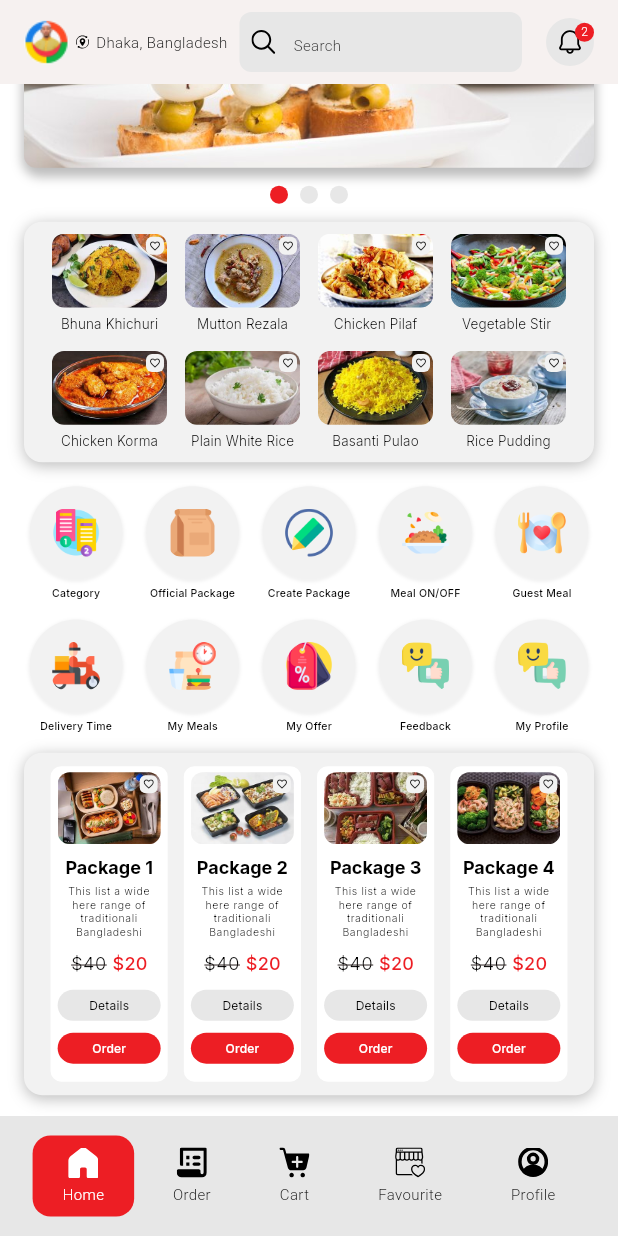
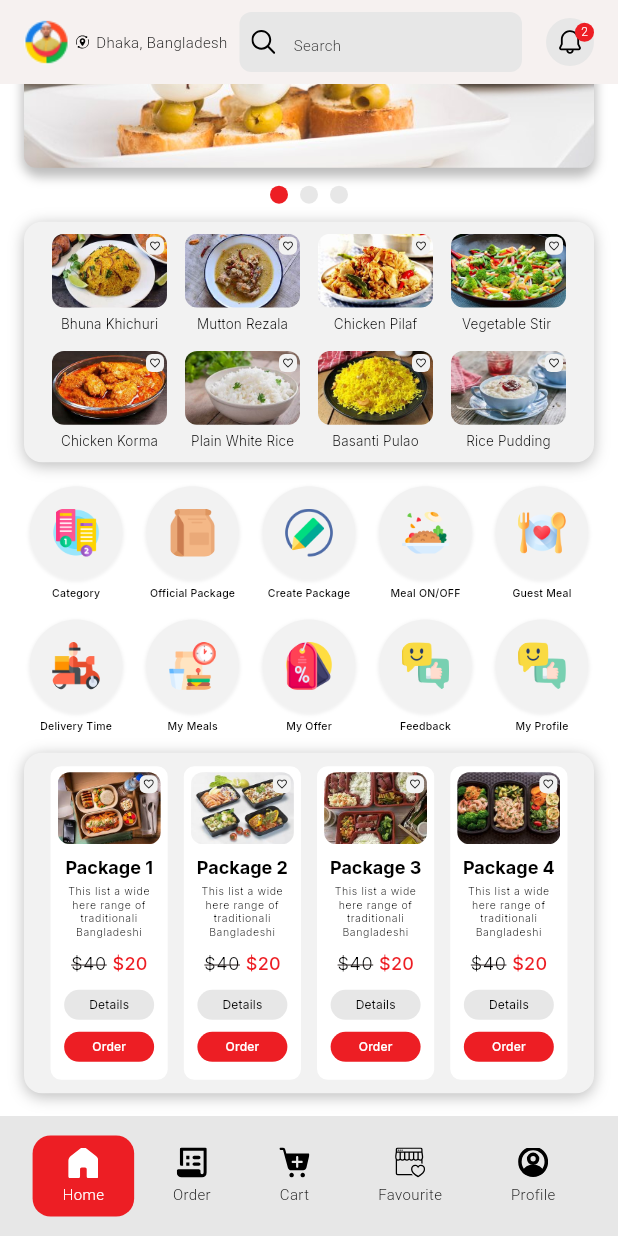
Before and after one commit to Safius-Sifat/Mr-Meal, a Flutter app: the screen it shows after launch, scrolled down 109 dp, on a phone screen of 412 x 824 dp. Run offline on Flutter 3.47's test engine with Material 3 defaults, Android fonts, the phone set to English and light mode, and no system bars; our stand-ins replace flutter_svg, google_fonts.

Commit message:
fix(button): fix button now showing

```diff
--- a/lib/screens/widgets/primary_button.dart
+++ b/lib/screens/widgets/primary_button.dart
@@ -2,7 +2,6 @@ import 'package:flutter/material.dart';
 
 import '../../constants/app_sizes.dart';
 import '../../constants/constants.dart';
-import '../../utils/size_config.dart';
 
 class PrimaryButton extends StatelessWidget {
   const PrimaryButton({super.key});
@@ -10,8 +9,8 @@ class PrimaryButton extends StatelessWidget {
   @override
   Widget build(BuildContext context) {
     return SizedBox(
-      height: getProportionateScreenHeight(20),
-      width: getProportionateScreenWidth(60),
+      height: 20,
+      width: 60,
       child: ElevatedButton(
         onPressed: () {},
         style: ButtonStyle(
--- a/lib/screens/widgets/secondary_button.dart
+++ b/lib/screens/widgets/secondary_button.dart
@@ -1,7 +1,6 @@
 import 'package:flutter/material.dart';
 import '../../constants/app_sizes.dart';
 import '../../constants/constants.dart';
-import '../../utils/size_config.dart';
 
 class SecondaryButton extends StatelessWidget {
   const SecondaryButton({super.key});
@@ -9,8 +8,8 @@ class SecondaryButton extends StatelessWidget {
   @override
   Widget build(BuildContext context) {
     return SizedBox(
-      height: getProportionateScreenHeight(20),
-      width: getProportionateScreenWidth(60),
+      height: 20,
+      width: 60,
       child: ElevatedButton(
         onPressed: () {},
         style: ButtonStyle(
```
